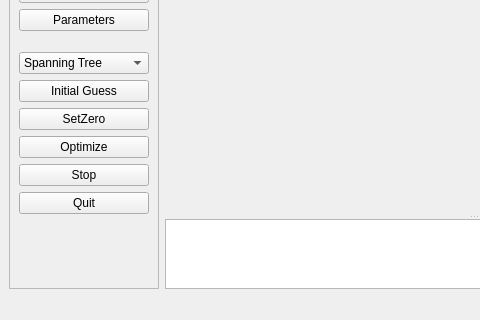
RainerKuemmerle/g2o, file g2o/apps/g2o_viewer/base_main_window.ui: the form before one commit; both pictures show x 0 to 480 and y 280 to 600 of the 800 by 600 pixel window.
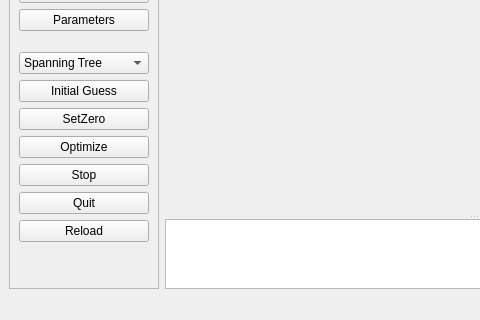
The form after the commit. Custom widgets are drawn as their Qt base class.

Commit message: Added reload button in g2o_viewer

```diff
--- a/g2o/apps/g2o_viewer/base_main_window.ui
+++ b/g2o/apps/g2o_viewer/base_main_window.ui
@@ -201,6 +201,13 @@
          </property>
         </widget>
        </item>
+       <item>
+        <widget class="QPushButton" name="reloadButton">
+         <property name="text">
+          <string>Reload</string>
+         </property>
+        </widget>
+       </item>
        <item>
         <spacer name="verticalSpacer">
          <property name="orientation">
```
The commit also changes 2 other files.
